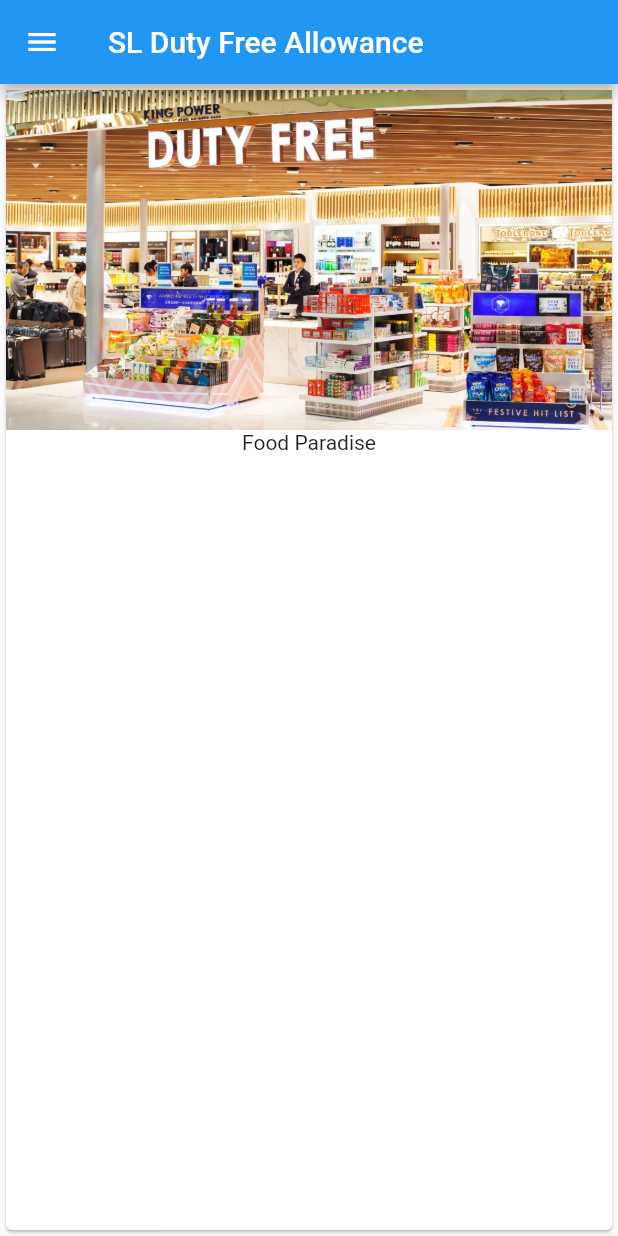
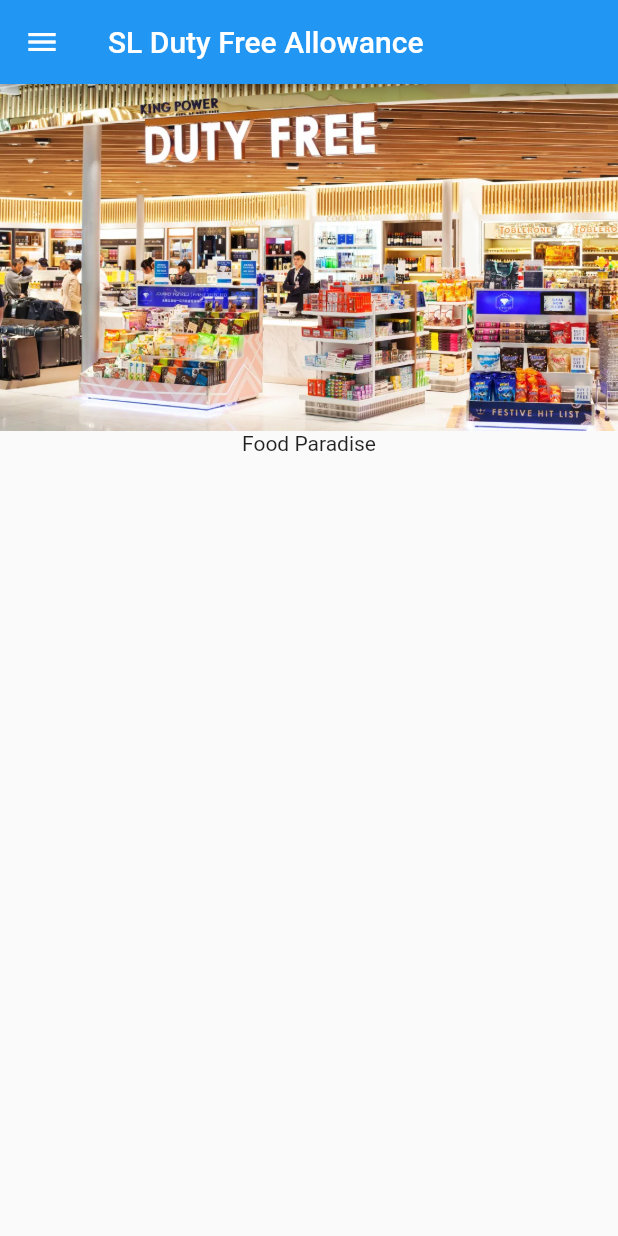
Before and after one commit to Atix28/DutyFreeAllowance, a Flutter app: the screen it shows after launch, on a phone screen of 412 x 824 dp. Run offline on Flutter 3.47's test engine with Material 2 defaults, Android fonts, the phone set to English and light mode, and no system bars.

Commit message:
navigation bar added

```diff
--- a/dutyfree/lib/main.dart
+++ b/dutyfree/lib/main.dart
@@ -11,7 +11,7 @@ class App extends StatelessWidget {
         appBar: AppBar(
           title: Text('SL Duty Free Allowance'),
         ),
-        body: Card(child: Column(children: <Widget>[
+        body:new Center(child: Column(children: <Widget>[
           Image.asset('assets/Dutyfree.webp'),
           Text('Food Paradise')
 
@@ -23,7 +23,7 @@ class App extends StatelessWidget {
           padding: EdgeInsets.zero,
           children: <Widget>[
             DrawerHeader(
-              child: Text('Drawer Header'),
+              child: Text('Menu'),
               decoration: BoxDecoration(
                 color: Colors.blue,
               ),
```
